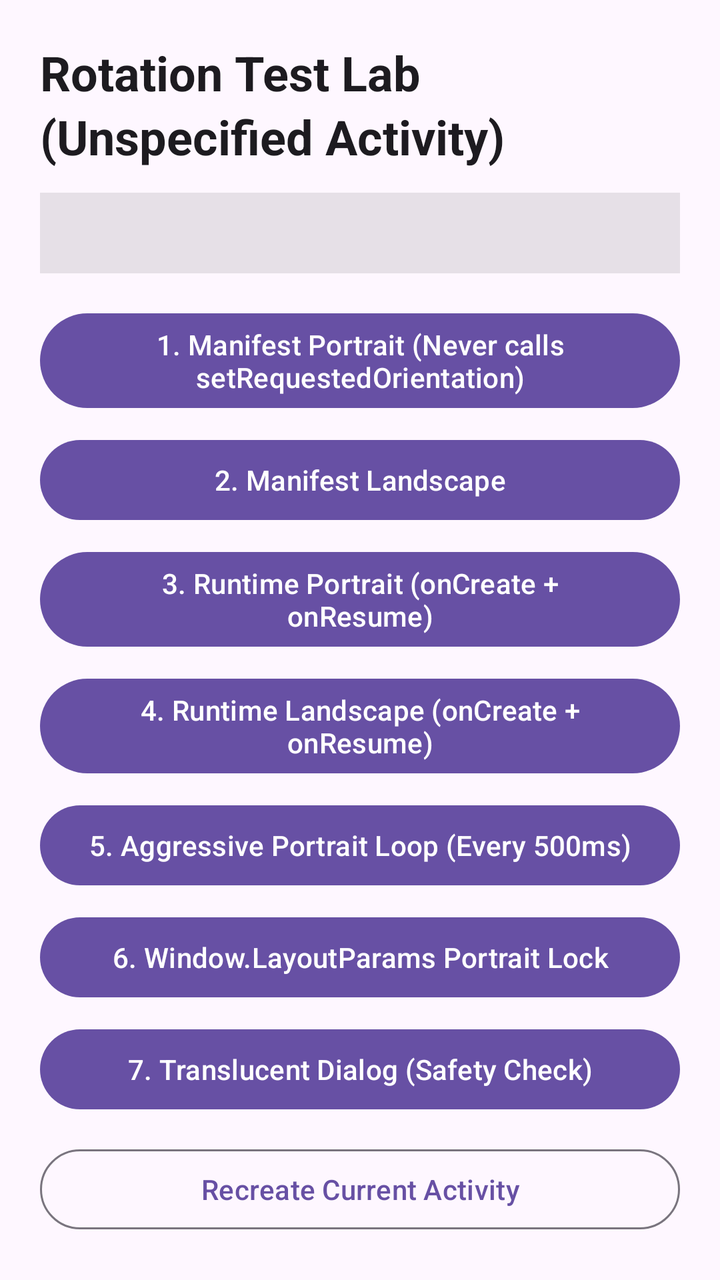
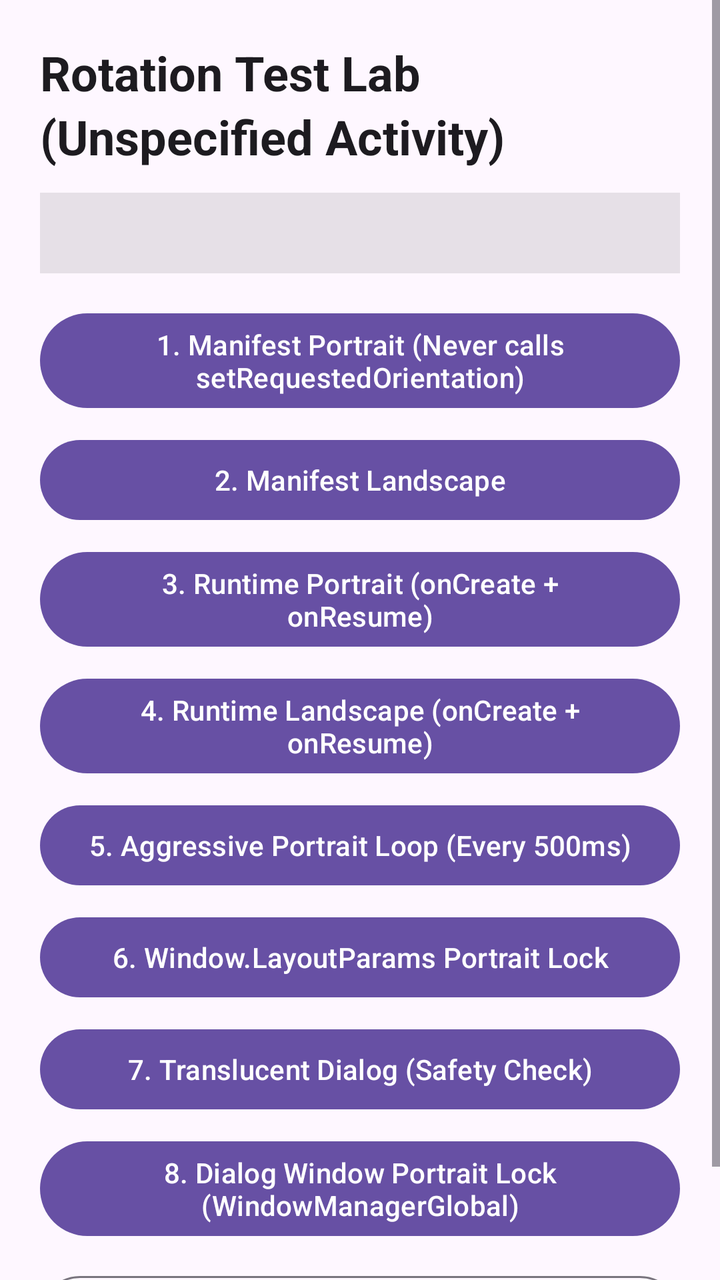

Two renders of the same Android screen: before a commit and after it. Below are the layout's source before the change and the commit's diff.
<!-- AndroidManifest.xml: application theme Theme.TestLab -->
<!-- res/layout/activity_test_lab_launcher.xml -->
<?xml version="1.0" encoding="utf-8"?>
<ScrollView xmlns:android="http://schemas.android.com/apk/res/android"
    android:layout_width="match_parent"
    android:layout_height="match_parent">

    <LinearLayout
        android:layout_width="match_parent"
        android:layout_height="wrap_content"
        android:orientation="vertical"
        android:padding="20dp">

        <TextView
            android:layout_width="match_parent"
            android:layout_height="wrap_content"
            android:text="Rotation Test Lab (Unspecified Activity)"
            android:textAppearance="?attr/textAppearanceHeadlineSmall"
            android:textStyle="bold" />

        <TextView
            android:id="@+id/tvTelemetry"
            android:layout_width="match_parent"
            android:layout_height="wrap_content"
            android:layout_marginTop="12dp"
            android:background="#18000000"
            android:fontFamily="monospace"
            android:padding="12dp"
            android:textAppearance="?attr/textAppearanceBodySmall" />

        <com.google.android.material.button.MaterialButton
            android:id="@+id/btnManifestPortrait"
            android:layout_width="match_parent"
            android:layout_height="wrap_content"
            android:layout_marginTop="16dp"
            android:text="1. Manifest Portrait (Never calls setRequestedOrientation)" />

        <com.google.android.material.button.MaterialButton
            android:id="@+id/btnManifestLandscape"
            android:layout_width="match_parent"
            android:layout_height="wrap_content"
            android:layout_marginTop="8dp"
            android:text="2. Manifest Landscape" />

        <com.google.android.material.button.MaterialButton
            android:id="@+id/btnRuntimePortrait"
            android:layout_width="match_parent"
            android:layout_height="wrap_content"
            android:layout_marginTop="8dp"
            android:text="3. Runtime Portrait (onCreate + onResume)" />

        <com.google.android.material.button.MaterialButton
            android:id="@+id/btnRuntimeLandscape"
            android:layout_width="match_parent"
            android:layout_height="wrap_content"
            android:layout_marginTop="8dp"
            android:text="4. Runtime Landscape (onCreate + onResume)" />

        <com.google.android.material.button.MaterialButton
            android:id="@+id/btnAggressivePortrait"
            android:layout_width="match_parent"
            android:layout_height="wrap_content"
            android:layout_marginTop="8dp"
            android:text="5. Aggressive Portrait Loop (Every 500ms)" />

        <com.google.android.material.button.MaterialButton
            android:id="@+id/btnWindowLayoutLock"
            android:layout_width="match_parent"
            android:layout_height="wrap_content"
            android:layout_marginTop="8dp"
            android:text="6. Window.LayoutParams Portrait Lock" />

        <com.google.android.material.button.MaterialButton
            android:id="@+id/btnTranslucentDialog"
            android:layout_width="match_parent"
            android:layout_height="wrap_content"
            android:layout_marginTop="8dp"
            android:text="7. Translucent Dialog (Safety Check)" />

        <com.google.android.material.button.MaterialButton
            android:id="@+id/btnRecreateSelf"
            style="@style/Widget.Material3.Button.OutlinedButton"
            android:layout_width="match_parent"
            android:layout_height="wrap_content"
            android:layout_marginTop="12dp"
            android:text="Recreate Current Activity" />
    </LinearLayout>
</ScrollView>
<!-- resources referenced by this layout -->
<resources>
  <style name="Theme.TestLab" parent="Theme.Material3.DayNight.NoActionBar" />
</resources>

<!-- the commit's change to res/layout/activity_test_lab_launcher.xml (unified diff, before → after) -->
@@ -76,6 +76,13 @@
             android:text="7. Translucent Dialog (Safety Check)" />
 
         <com.google.android.material.button.MaterialButton
+            android:id="@+id/btnDialogPortraitLock"
+            android:layout_width="match_parent"
+            android:layout_height="wrap_content"
+            android:layout_marginTop="8dp"
+            android:text="8. Dialog Window Portrait Lock (WindowManagerGlobal)" />
+
+        <com.google.android.material.button.MaterialButton
             android:id="@+id/btnRecreateSelf"
             style="@style/Widget.Material3.Button.OutlinedButton"
             android:layout_width="match_parent"
